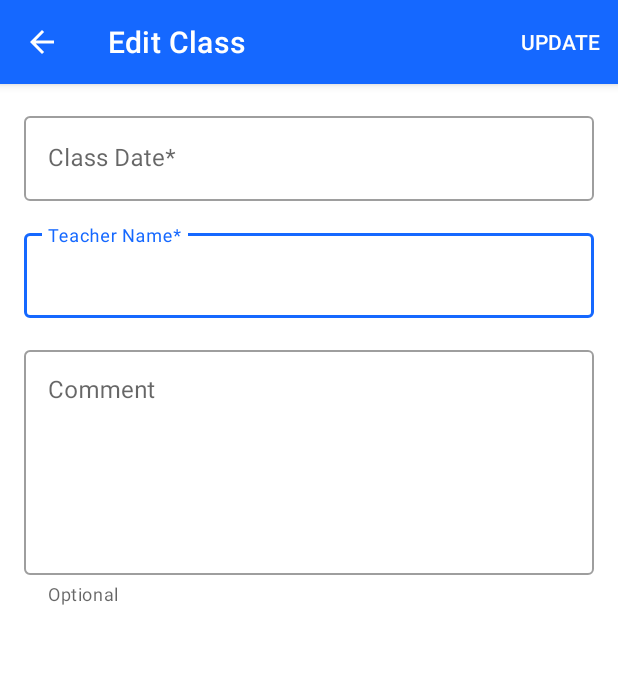
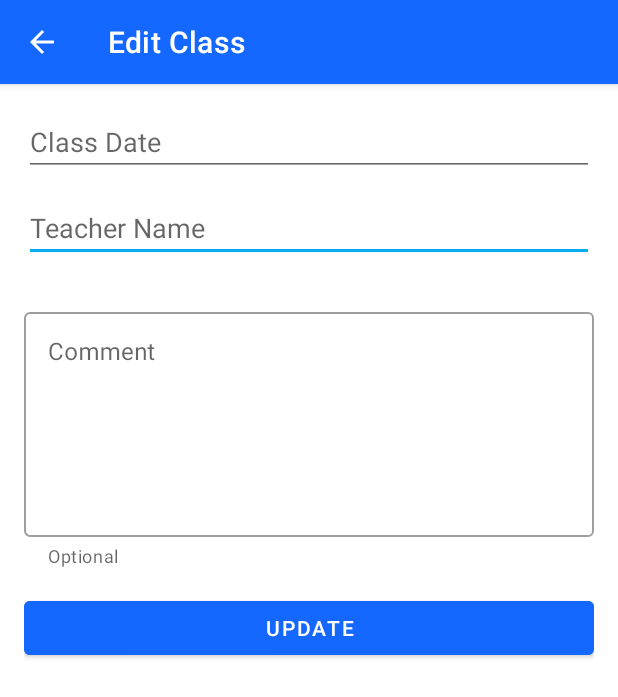
Before and after one commit to HtetLynnAung/UniversalYOGAAdmin, an Android app: the ClassUpdateActivity screen opened directly, with no data from a screen before it, on a phone screen of 412 x 824 dp. Shown: the top 697 px of the screen. Run offline under Robolectric (Android 15) with nearby library versions, the phone set to English and light mode, and no system bars.

Commit message:
Update class update button

```diff
--- a/app/src/main/AndroidManifest.xml
+++ b/app/src/main/AndroidManifest.xml
@@ -34,7 +34,7 @@
             android:name=".activities.AddClass"
             android:exported="false" />
         <activity
-            android:name=".activities.AddCourse"
+            android:name=".activities.CreateCourse"
             android:exported="false" />
         <activity
             android:name=".activities.MainActivity"
--- a/app/src/main/java/com/example/universalyogaadmin/activities/ClassUpdateActivity.java
+++ b/app/src/main/java/com/example/universalyogaadmin/activities/ClassUpdateActivity.java
@@ -6,6 +6,8 @@ import android.text.InputType;
 import android.view.Menu;
 import android.view.MenuInflater;
 import android.view.MenuItem;
+import android.widget.Button;
+import android.widget.EditText;
 import android.widget.Toast;
 
 import androidx.activity.EdgeToEdge;
@@ -22,12 +24,14 @@ import java.util.Map;
 
 public class ClassUpdateActivity extends AppCompatActivity {
 
-    private TextInputEditText editTextDate, editTextTeacher, editTextComment;
+    private TextInputEditText  editTextComment;
 
     private int classID = -1;
     private int courseID = -1;
     private String dayOfWeekString = "Monday";
     private DBHelper DBHelper;
+    private EditText editTextDate, editTextTeacher;
+    private Button buttonUpdate;
 
     @Override
     protected void onCreate(Bundle savedInstanceState) {
@@ -46,12 +50,14 @@ public class ClassUpdateActivity extends AppCompatActivity {
         courseID = getIntent().getIntExtra("yoga_course_id", -1);
         loadClassDetails(classID);
         setUpDatePicker();
+        buttonUpdate.setOnClickListener(view -> validateAndSubmit());
     }
 
     private void setupFindViewByIds() {
         editTextDate = findViewById(R.id.etDateOfClass);
         editTextTeacher = findViewById(R.id.etTeacher);
         editTextComment = findViewById(R.id.etComment);
+        buttonUpdate = findViewById(R.id.buttonUpdate);
     }
 
     private void loadClassDetails(int id) {
@@ -168,19 +174,10 @@ public class ClassUpdateActivity extends AppCompatActivity {
     }
 
 
-    @Override
-    public boolean onCreateOptionsMenu(Menu menu) {
-        MenuInflater inflater = getMenuInflater();
-        inflater.inflate(R.menu.update_menu, menu);
-        return super.onCreateOptionsMenu(menu);
-    }
 
     @Override
     public boolean onOptionsItemSelected(MenuItem item) {
-        if(item.getItemId() == R.id.save) {
-            validateAndSubmit();
-            return true;
-        } else if (item.getItemId() == android.R.id.home) {
+        if (item.getItemId() == android.R.id.home) {
             finish(); // or perform any custom action
             return true;
         } else {
--- a/app/src/main/java/com/example/universalyogaadmin/activities/AddCourse.java
+++ b/app/src/main/java/com/example/universalyogaadmin/activities/CreateCourse.java
@@ -2,9 +2,6 @@ package com.example.universalyogaadmin.activities;
 
 import android.app.TimePickerDialog;
 import android.os.Bundle;
-import android.util.Log;
-import android.view.Menu;
-import android.view.MenuInflater;
 import android.view.MenuItem;
 import android.widget.Button;
 import android.widget.EditText;
@@ -22,7 +19,7 @@ import com.google.android.material.textfield.TextInputEditText;
 import java.util.Calendar;
 import java.util.Locale;
 
-public class AddCourse extends AppCompatActivity {
+public class CreateCourse extends AppCompatActivity {
 
     private Spinner spinnerDayOfWeek, spinnerClassType, spinnerDifficultyLevel;
 
--- a/app/src/main/java/com/example/universalyogaadmin/activities/MainActivity.java
+++ b/app/src/main/java/com/example/universalyogaadmin/activities/MainActivity.java
@@ -74,7 +74,7 @@ public class MainActivity extends AppCompatActivity {
 
     private void setOnClickListener() {
         fabAddCourse.setOnClickListener(view -> {
-            Intent intent = new Intent(this, AddCourse.class);
+            Intent intent = new Intent(this, CreateCourse.class);
             startActivity(intent);
         });
     }
--- a/app/src/main/res/layout/activity_class_update.xml
+++ b/app/src/main/res/layout/activity_class_update.xml
@@ -11,45 +11,24 @@
         android:orientation="vertical"
         android:layout_width="match_parent"
         android:layout_height="wrap_content"
-        tools:ignore="MissingConstraints">
+        tools:ignore="MissingConstraints"
+        android:padding="16dp">
 
         <!-- Date Of Class -->
-        <com.google.android.material.textfield.TextInputLayout
-            android:id="@+id/filledTextDateOfClass"
-            style="@style/Widget.MaterialComponents.TextInputLayout.OutlinedBox"
+
+        <EditText
+            android:id="@+id/etDateOfClass"
             android:layout_width="match_parent"
             android:layout_height="wrap_content"
-            android:layout_marginStart="16dp"
-            android:layout_marginTop="16dp"
-            android:layout_marginEnd="16dp"
-            android:hint="@string/class_date_of_class">
+            android:hint="Class Date"
+            android:layout_marginBottom="12dp"/>
 
-            <!--this is the actual edit text which takes the input-->
-            <com.google.android.material.textfield.TextInputEditText
-                android:id="@+id/etDateOfClass"
-                android:layout_width="match_parent"
-                android:layout_height="wrap_content" />
-
-        </com.google.android.material.textfield.TextInputLayout>
-
-        <com.google.android.material.textfield.TextInputLayout
-            android:id="@+id/filledTextFieldTeacher"
-            style="@style/Widget.MaterialComponents.TextInputLayout.OutlinedBox"
+        <EditText
+            android:id="@+id/etTeacher"
             android:layout_width="match_parent"
             android:layout_height="wrap_content"
-            android:layout_marginStart="16dp"
-            android:layout_marginTop="16dp"
-            android:layout_marginEnd="16dp"
-            android:hint="@string/class_teacher">
-
-            <!--this is the actual edit text which takes the input-->
-            <com.google.android.material.textfield.TextInputEditText
-                android:id="@+id/etTeacher"
-                android:layout_width="match_parent"
-                android:layout_height="wrap_content" />
-
-        </com.google.android.material.textfield.TextInputLayout>
-
+            android:hint="Teacher Name"
+            android:layout_marginBottom="12dp"/>
 
         <!-- Comment -->
         <com.google.android.material.textfield.TextInputLayout
@@ -57,9 +36,7 @@
             style="@style/Widget.MaterialComponents.TextInputLayout.OutlinedBox"
             android:layout_width="match_parent"
             android:layout_height="wrap_content"
-            android:layout_marginStart="16dp"
             android:layout_marginTop="16dp"
-            android:layout_marginEnd="16dp"
             app:helperText="@string/class_optional"
             android:hint="@string/class_comment">
 
@@ -71,6 +48,17 @@
                 android:gravity="top" />
 
         </com.google.android.material.textfield.TextInputLayout>
+        <Button
+            android:id="@+id/buttonUpdate"
+            android:layout_width="match_parent"
+            android:layout_height="wrap_content"
+            android:text="Update"
+            android:backgroundTint="@color/primary"
+            android:textColor="@android:color/white"
+            android:layout_marginTop="16dp"/>
 
+        <View
+            android:layout_width="match_parent"
+            android:layout_height="50dp"></View>
     </LinearLayout>
 </androidx.constraintlayout.widget.ConstraintLayout>
--- a/app/src/main/res/layout/activity_create_class.xml
+++ b/app/src/main/res/layout/activity_create_class.xml
@@ -22,7 +22,8 @@
             android:id="@+id/etDateOfClass"
             android:layout_width="match_parent"
             android:layout_height="wrap_content"
-            android:hint="Choose Class Date*"/>
+            android:hint="Choose Class Date*"
+            android:layout_marginBottom="12dp"/>
 
 
         <EditText
--- a/app/src/main/res/values/days_of_week.xml
+++ b/app/src/main/res/values/days_of_week.xml
@@ -13,6 +13,9 @@
 
     <!-- Types of Class -->
     <string-array name="class_types">
+        <item>Flow Yoga</item>
+        <item>Arial Yoga</item>
+        <item>Family  Yoga</item>
         <item>Power Yoga</item>
         <item>Yin Yoga</item>
         <item>Restorative  Yoga</item>
```
Also changed, not shown: app/src/main/java/com/example/universalyogaadmin/activities/CourseUpdateActivity.java (+6 -1 lines), app/src/main/res/layout/activity_course_update.xml (+16 -59 lines), app/src/main/res/layout/activity_create_course.xml (+13 -7 lines).
